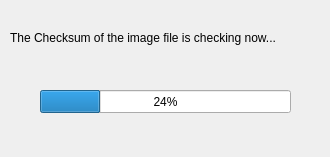
Old version of the form playground/intern/pardusb/ui/progressbar.ui in the repository pars-linux/uludag.
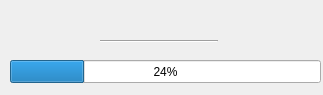
New version of the form.

What changed in the file:
```diff
--- a/playground/intern/pardusb/ui/progressbar.ui
+++ b/playground/intern/pardusb/ui/progressbar.ui
@@ -6,8 +6,8 @@
    <rect>
     <x>0</x>
     <y>0</y>
-    <width>330</width>
-    <height>157</height>
+    <width>323</width>
+    <height>95</height>
    </rect>
   </property>
   <property name="windowTitle">
@@ -16,9 +16,9 @@
   <widget class="QProgressBar" name="progressBar">
    <property name="geometry">
     <rect>
-     <x>40</x>
-     <y>90</y>
-     <width>251</width>
+     <x>10</x>
+     <y>60</y>
+     <width>311</width>
      <height>23</height>
     </rect>
    </property>
@@ -30,13 +30,26 @@
    <property name="geometry">
     <rect>
      <x>10</x>
-     <y>30</y>
-     <width>311</width>
-     <height>16</height>
+     <y>10</y>
+     <width>281</width>
+     <height>20</height>
     </rect>
    </property>
    <property name="text">
-    <string>The Checksum of the image file is checking now...</string>
+    <string/>
+   </property>
+  </widget>
+  <widget class="Line" name="line">
+   <property name="geometry">
+    <rect>
+     <x>100</x>
+     <y>40</y>
+     <width>118</width>
+     <height>3</height>
+    </rect>
+   </property>
+   <property name="orientation">
+    <enum>Qt::Horizontal</enum>
    </property>
   </widget>
  </widget>
```
